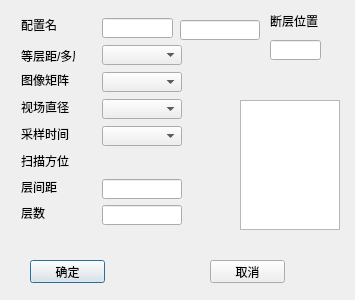
Above: ZCIPS/CTScan/ct3AddModifyDialog.ui from maozi2327/ZCIPS before the change. Below: the same form after it.
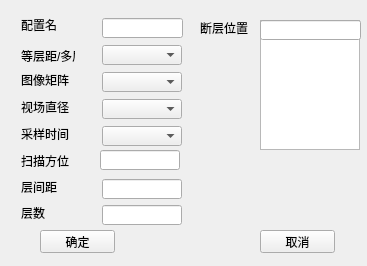
That is the form after the change.

Commit message: 1. ct3模板功能基本完成； 2. 解决输入格式错误的问题； 3. 切换输入法会导致程序异常退出； 4. ct3AddModifyDialog的closeEvent； 5. 排序

```diff
--- a/ZCIPS/CTScan/ct3AddModifyDialog.ui
+++ b/ZCIPS/CTScan/ct3AddModifyDialog.ui
@@ -6,8 +6,8 @@
    <rect>
     <x>0</x>
     <y>0</y>
-    <width>355</width>
-    <height>300</height>
+    <width>367</width>
+    <height>266</height>
    </rect>
   </property>
   <property name="windowTitle">
@@ -43,7 +43,7 @@
     <rect>
      <x>102</x>
      <y>18</y>
-     <width>71</width>
+     <width>81</width>
      <height>20</height>
     </rect>
    </property>
@@ -57,8 +57,8 @@
   <widget class="QListWidget" name="ct3LayerPosListWidget">
    <property name="geometry">
     <rect>
-     <x>240</x>
-     <y>100</y>
+     <x>260</x>
+     <y>20</y>
      <width>100</width>
      <height>130</height>
     </rect>
@@ -82,7 +82,7 @@
     </size>
    </property>
    <property name="sortingEnabled">
-    <bool>true</bool>
+    <bool>false</bool>
    </property>
   </widget>
   <widget class="QLabel" name="label_53">
@@ -147,8 +147,8 @@
   <widget class="QLabel" name="label_8">
    <property name="geometry">
     <rect>
-     <x>270</x>
-     <y>13</y>
+     <x>200</x>
+     <y>20</y>
      <width>54</width>
      <height>16</height>
     </rect>
@@ -225,9 +225,9 @@
   <widget class="QLineEdit" name="ct3LayerPosEdit">
    <property name="geometry">
     <rect>
-     <x>270</x>
-     <y>40</y>
-     <width>51</width>
+     <x>260</x>
+     <y>20</y>
+     <width>101</width>
      <height>20</height>
     </rect>
    </property>
@@ -366,8 +366,8 @@
   <widget class="QLineEdit" name="ct3AngleLineEdit">
    <property name="geometry">
     <rect>
-     <x>180</x>
-     <y>20</y>
+     <x>100</x>
+     <y>150</y>
      <width>80</width>
      <height>20</height>
     </rect>
@@ -509,8 +509,8 @@
   <widget class="QPushButton" name="okButton">
    <property name="geometry">
     <rect>
-     <x>30</x>
-     <y>260</y>
+     <x>40</x>
+     <y>230</y>
      <width>75</width>
      <height>23</height>
     </rect>
@@ -518,15 +518,18 @@
    <property name="text">
     <string>确定</string>
    </property>
+   <property name="autoDefault">
+    <bool>false</bool>
+   </property>
    <property name="default">
-    <bool>true</bool>
+    <bool>false</bool>
    </property>
   </widget>
   <widget class="QPushButton" name="cancelButton">
    <property name="geometry">
     <rect>
-     <x>210</x>
-     <y>260</y>
+     <x>260</x>
+     <y>230</y>
      <width>75</width>
      <height>23</height>
     </rect>
@@ -534,6 +537,9 @@
    <property name="text">
     <string>取消</string>
    </property>
+   <property name="autoDefault">
+    <bool>false</bool>
+   </property>
   </widget>
  </widget>
  <layoutdefault spacing="6" margin="11"/>
```
The commit also changes 5 other files.
